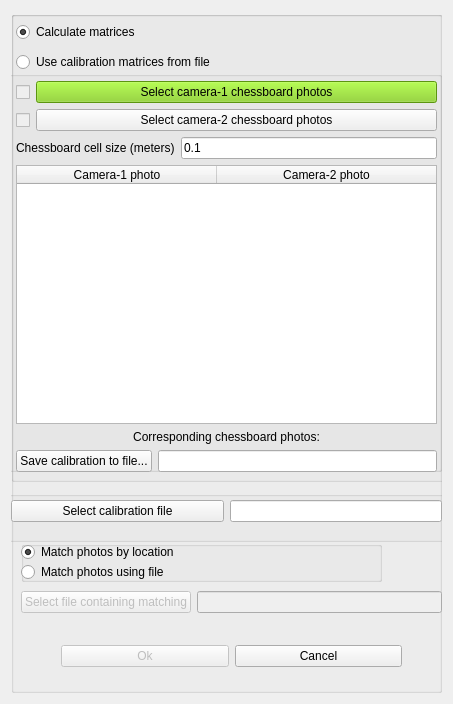
The window that dialog.ui (Aspirisha/Thermal_vision) describes before a commit, drawn with Qt 5.
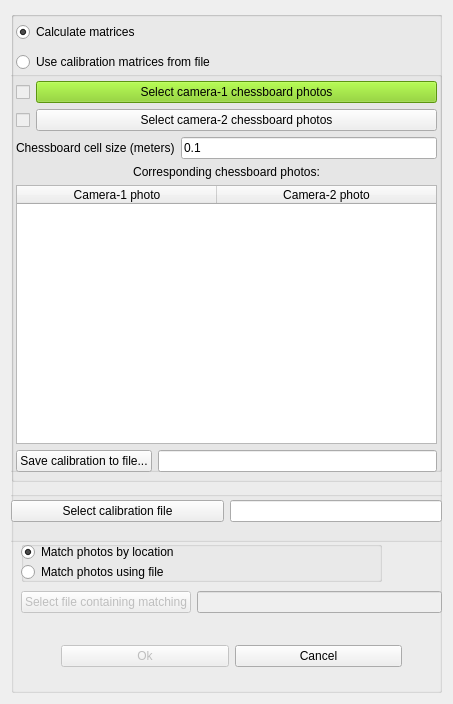
The same window after the commit.

Commit message: moved label up

```diff
--- a/dialog.ui
+++ b/dialog.ui
@@ -657,6 +657,16 @@
            </item>
           </layout>
          </item>
+         <item>
+          <widget class="QLabel" name="label">
+           <property name="text">
+            <string>Corresponding chessboard photos:</string>
+           </property>
+           <property name="alignment">
+            <set>Qt::AlignCenter</set>
+           </property>
+          </widget>
+         </item>
          <item>
           <widget class="QTableWidget" name="rgb_tv_table">
            <property name="sizePolicy">
@@ -692,16 +702,6 @@
            </column>
           </widget>
          </item>
-         <item>
-          <widget class="QLabel" name="label">
-           <property name="text">
-            <string>Corresponding chessboard photos:</string>
-           </property>
-           <property name="alignment">
-            <set>Qt::AlignCenter</set>
-           </property>
-          </widget>
-         </item>
          <item>
           <layout class="QHBoxLayout" name="calibration_file_options_layout_3">
            <item>
```
The commit also changes 1 other file.
